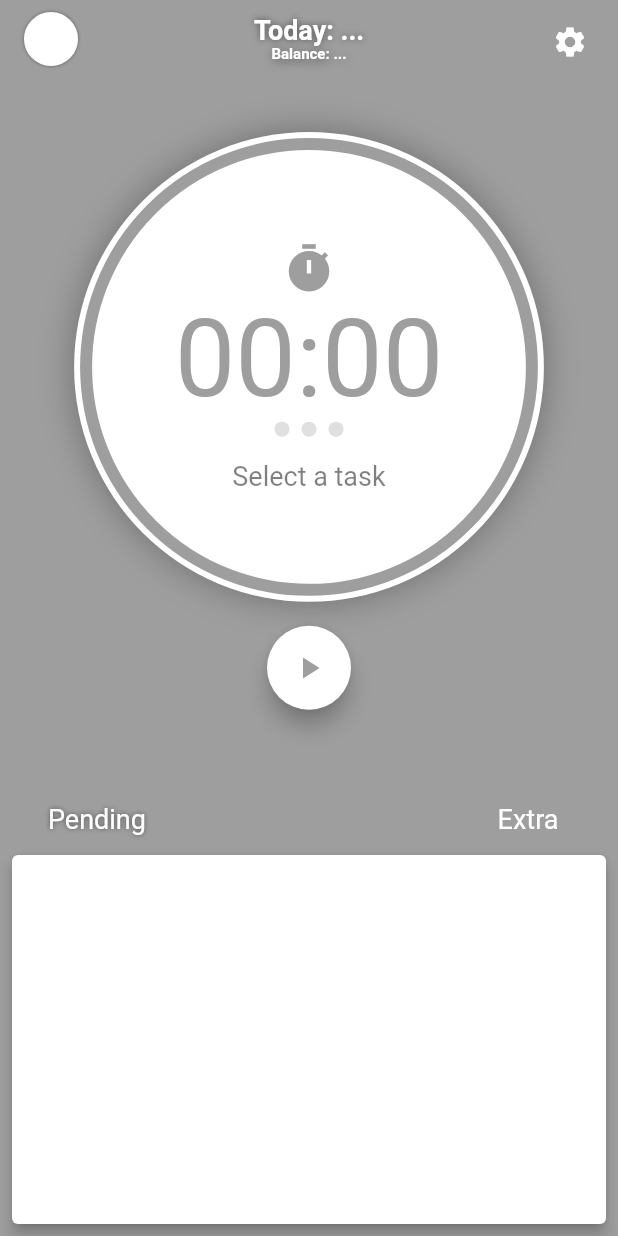
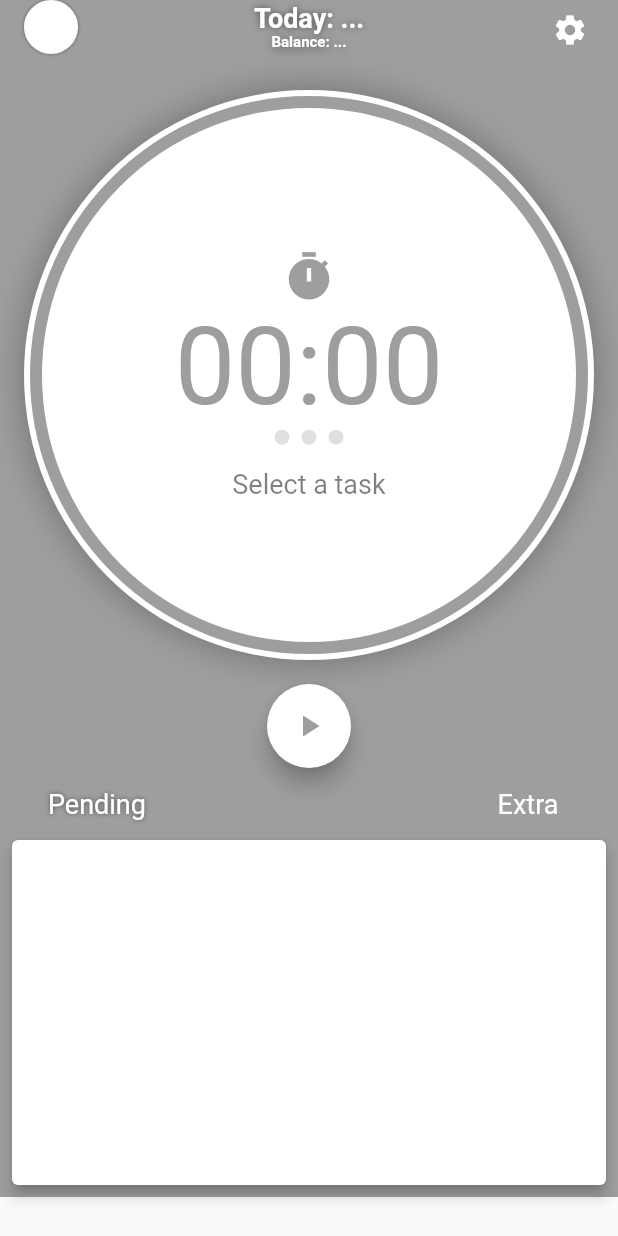
Before and after one commit to sgarbirodrigo/Time-Tracking-Integration, a Flutter app: the screen it shows after launch, on a phone screen of 412 x 824 dp. Run offline on Flutter 3.47's test engine with Material 2 defaults, Android fonts, the phone set to English and light mode, and no system bars; drawn by our look-alikes of pull_to_refresh; our stand-ins replace flutter_datetime_picker, flutter_local_notifications, flutter_slidable, flutter_spinkit, flutter_svg, modal_bottom_sheet and 6 more; missing offline and left inert: flutter_ringtone_player; accounts and stored records are empty; network calls fail; statements that could not run were skipped.

Commit message:
fixed some layout issues

```diff
--- a/lib/main.dart
+++ b/lib/main.dart
@@ -284,6 +284,7 @@ class _MainPageState extends State<MainPage> {
   Widget build(BuildContext context) {
     var data = MediaQuery.of(context);
     double heightFinal = data.size.height - 54 - kToolbarHeight;
+    //print("hehght: ${(heightFinal/ 4) * 2}");
     return RefreshConfiguration(
         /*headerTriggerDistance: 6.0,
         // header trigger refresh trigger distance
@@ -336,12 +337,9 @@ class _MainPageState extends State<MainPage> {
                   controller: _refreshController,
                   onRefresh: _onRefresh,
                   //onLoading: _onLoading,
-                  child: Stack(
+                  child: Column(
                     children: <Widget>[
-                      Positioned(
-                        top: 8,
-                        left: 0,
-                        right: 0,
+                      Container(
                         child: MyTopBar(
                           key: linkKey,
                           isAnimating: _isAnimating,
@@ -353,13 +351,10 @@ class _MainPageState extends State<MainPage> {
                           },
                         ),
                       ),
-                      Positioned(
-                        top: !_isAnimating ? 64 : 0,
-                        left: 0,
-                        right: 0,
-                        bottom: _isAnimating ? 0 : null,
-                        child: Container(
+                      Container(
+                        height: (heightFinal / 3) * 2,
                         child: Pomodoro(
+                            heightSize: (heightFinal / 3) * 2,
                             dailyMinimum: _dailyMinimum,
                             numberPomodore: _numberPomodore,
                             elapsedToday: _timeElapsedToday,
@@ -376,8 +371,7 @@ class _MainPageState extends State<MainPage> {
                                   ),
                                   behavior: SnackBarBehavior.floating,
                                   shape: RoundedRectangleBorder(
-                                        borderRadius:
-                                            BorderRadius.circular(8.0)),
+                                      borderRadius: BorderRadius.circular(8.0)),
                                   content: Text(
                                     message,
                                     style: TextStyle(color: Colors.black87),
@@ -406,8 +400,8 @@ class _MainPageState extends State<MainPage> {
                               print("duration $duration");
                               String parentName = "";
                               try {
-                                  parentName = _selectedIssue
-                                      .fields.parent.fields.summary;
+                                parentName =
+                                    _selectedIssue.fields.parent.fields.summary;
                               } catch (e) {
                                 parentName = null;
                               }
@@ -436,8 +430,7 @@ class _MainPageState extends State<MainPage> {
                               TimerData timerData =
                                   await sqlDatabase.getTimerData();
                               bool ring = true;
-                                Future.delayed(
-                                    const Duration(milliseconds: 500),
+                              Future.delayed(const Duration(milliseconds: 500),
                                   () async {
                                 while (ring) {
                                   await FlutterRingtonePlayer.play(
@@ -458,13 +451,11 @@ class _MainPageState extends State<MainPage> {
                                     "${timerData.taskId}: ${timerData.taskName}";
                                 sprint = timerData.taskParentId;
                               }
-                                Duration totalElapsed =
-                                    Duration(milliseconds: 0);
+                              Duration totalElapsed = Duration(milliseconds: 0);
                               await timerData.timersQueue
                                   .forEach((TimerSQL timer) async {
                                 totalElapsed = Duration(
-                                      milliseconds:
-                                          totalElapsed.inMilliseconds +
+                                    milliseconds: totalElapsed.inMilliseconds +
                                         timer.elapsedMilliseconds);
                               });
                               var result = await _showDialog(context,
@@ -474,9 +465,8 @@ class _MainPageState extends State<MainPage> {
                               });
 
                               if (result == "save") {
-                                  ScaffoldFeatureController snackbar = Scaffold
-                                          .of(context)
-                                      .showSnackBar(SnackBar(
+                                ScaffoldFeatureController snackbar =
+                                    Scaffold.of(context).showSnackBar(SnackBar(
                                         elevation: 4,
                                         backgroundColor: Colors.white,
                                         //action: CircularProgressIndicator(),
@@ -540,16 +530,7 @@ class _MainPageState extends State<MainPage> {
                               setState(() {});
                             }),
                       ),
-                      ),
-                      Positioned(
-                        bottom: 0,
-                        left: 0,
-                        right: 0,
-                        child: ConstrainedBox(
-                          constraints: BoxConstraints(
-                            minHeight: 64.0,
-                            maxHeight: heightFinal - data.size.width,
-                          ),
+                      Expanded(child: Container(
                         child: Column(
                           mainAxisSize: MainAxisSize.min,
                           children: <Widget>[
@@ -568,15 +549,10 @@ class _MainPageState extends State<MainPage> {
                                           shadows: _isPendingView
                                               ? <Shadow>[
                                             Shadow(
-                                                            offset:
-                                                                Offset(0, 0),
+                                              offset: Offset(0, 0),
                                               blurRadius: 4,
-                                                            color:
-                                                                Color.fromARGB(
-                                                                    127,
-                                                                    0,
-                                                                    0,
-                                                                    0),
+                                              color: Color.fromARGB(
+                                                  127, 0, 0, 0),
                                             )
                                           ]
                                               : null,
@@ -588,9 +564,8 @@ class _MainPageState extends State<MainPage> {
                                       setState(() {
                                         _isPendingView = true;
                                         if (this._jiraIssues != null) {
-                                                  this._selectedIssue = this
-                                                      ._jiraIssues
-                                                      .issues[0];
+                                          this._selectedIssue =
+                                          this._jiraIssues.issues[0];
                                         }
                                         countTime = true;
                                       });
@@ -611,15 +586,10 @@ class _MainPageState extends State<MainPage> {
                                           shadows: !_isPendingView
                                               ? <Shadow>[
                                             Shadow(
-                                                            offset:
-                                                                Offset(0, 0),
+                                              offset: Offset(0, 0),
                                               blurRadius: 4,
-                                                            color:
-                                                                Color.fromARGB(
-                                                                    127,
-                                                                    0,
-                                                                    0,
-                                                                    0),
+                                              color: Color.fromARGB(
+                                                  127, 0, 0, 0),
                                             )
                                           ]
                                               : null,
@@ -642,9 +612,7 @@ class _MainPageState extends State<MainPage> {
                               ],
                             ),
                             AnimatedContainer(
-                                height: !_isAnimating
-                                    ? heightFinal - data.size.width - 48
-                                    : 0,
+                              height: !_isAnimating ? heightFinal / 3 : 0,
                               child: Card(
                                   clipBehavior: Clip.antiAlias,
                                   margin: EdgeInsets.only(
@@ -660,8 +628,7 @@ class _MainPageState extends State<MainPage> {
                             ),
                           ],
                         ),
-                        ),
-                      ),
+                      ),)
                     ],
                   )
                   /*: Container(child: SpinKitPouringHourglass(color: Colors.white,size: 128,),)*/,
--- a/lib/pomodoro/pomodoro.dart
+++ b/lib/pomodoro/pomodoro.dart
@@ -23,6 +23,7 @@ class Pomodoro extends StatefulWidget {
   Duration elapsedToday;
   Duration dailyMinimum;
   int numberPomodore;
+  double heightSize;
 
   Pomodoro(
       {this.selectedIssue,
@@ -39,7 +40,7 @@ class Pomodoro extends StatefulWidget {
       this.onPause,
       this.onPlay,
       this.isAnimating,
-      this.onTimeTick}) {
+      this.onTimeTick,  this.heightSize}) {
     if (this.selectedIssue != null) {
       if (this.selectedIssue.fields != null) {
         if (this.selectedIssue.fields.summary.isEmpty) {
@@ -66,7 +67,9 @@ class _PomodoroState extends State<Pomodoro> with TickerProviderStateMixin {
     try {
       Duration duration = animationController.duration *
           (animationController.value == 0 ? 1 : animationController.value);
-      widget.onTimeTick(Duration(milliseconds: animationController.duration.inMilliseconds - duration.inMilliseconds));
+      widget.onTimeTick(Duration(
+          milliseconds: animationController.duration.inMilliseconds -
+              duration.inMilliseconds));
       return '${duration.inMinutes.toString().padLeft(2, '0')}:${(duration.inSeconds % 60).toString().padLeft(2, '0')}';
     } catch (e) {
       print("error: ${e}");
@@ -246,7 +249,9 @@ class _PomodoroState extends State<Pomodoro> with TickerProviderStateMixin {
               : animationController.value;
           Duration duration_new = this.animationController.duration * value;
           alarm.scheduleNotification(
-              "Timer Finished!", "You've been focused for ${duration_new.inMinutes.toString()} minutes into ${widget.selectedIssue.fields.summary.length>25?widget.selectedIssue.fields.summary.substring(0,24):widget.selectedIssue.fields.summary}. Save your progress for later analysis.", duration_new);
+              "Timer Finished!",
+              "You've been focused for ${duration_new.inMinutes.toString()} minutes into ${widget.selectedIssue.fields.summary.length > 25 ? widget.selectedIssue.fields.summary.substring(0, 24) : widget.selectedIssue.fields.summary}. Save your progress for later analysis.",
+              duration_new);
           animationController.reverse(from: value);
           widget.onPlay(duration_new);
         }
@@ -280,15 +285,14 @@ class _PomodoroState extends State<Pomodoro> with TickerProviderStateMixin {
         Container(
           height: 24,
         ),
-        Align(
-          alignment: FractionalOffset.center,
-          child: Container(
-            width: validWidth,
+        Container(
+        //width: validWidth,
+          //width: MediaQuery.of(context).size.width*0.7,
+          width: widget.heightSize-96,
           decoration: BoxDecoration(
               shape: BoxShape.circle,
               boxShadow: [
-                  BoxShadow(
-                      color: Colors.black.withOpacity(0.3), blurRadius: 20)
+                BoxShadow(color: Colors.black.withOpacity(0.3), blurRadius: 20)
               ],
               color: Colors.white),
           child: Column(
@@ -373,8 +377,7 @@ class _PomodoroState extends State<Pomodoro> with TickerProviderStateMixin {
                                                                 16))),
                                                 child: ClipRRect(
                                                   borderRadius:
-                                                        BorderRadius.circular(
-                                                            16),
+                                                      BorderRadius.circular(16),
                                                   child: CupertinoTimerPicker(
                                                     mode:
                                                         CupertinoTimerPickerMode
@@ -392,20 +395,19 @@ class _PomodoroState extends State<Pomodoro> with TickerProviderStateMixin {
                                                   MainAxisAlignment.center,
                                               children: <Widget>[
                                                 RaisedButton(
-                                                    padding:
-                                                        EdgeInsets.symmetric(
+                                                  padding: EdgeInsets.symmetric(
                                                       horizontal: 16),
                                                   child: Text(
                                                     "50 min",
                                                     style: TextStyle(
-                                                          color: widget
-                                                              .activeColor,
+                                                        color:
+                                                            widget.activeColor,
                                                         fontSize: 16),
                                                   ),
                                                   color: Colors.white,
                                                   onPressed: () {
-                                                      setNewTimer(Duration(
-                                                          minutes: 50));
+                                                    setNewTimer(
+                                                        Duration(minutes: 50));
                                                     Navigator.pop(context);
                                                   },
                                                 ),
@@ -416,14 +418,14 @@ class _PomodoroState extends State<Pomodoro> with TickerProviderStateMixin {
                                                   child: Text(
                                                     "25 min",
                                                     style: TextStyle(
-                                                          color: widget
-                                                              .activeColor,
+                                                        color:
+                                                            widget.activeColor,
                                                         fontSize: 16),
                                                   ),
                                                   color: Colors.white,
                                                   onPressed: () {
-                                                      setNewTimer(Duration(
-                                                          minutes: 25));
+                                                    setNewTimer(
+                                                        Duration(minutes: 25));
                                                     Navigator.pop(context);
                                                   },
                                                 ),
@@ -434,8 +436,8 @@ class _PomodoroState extends State<Pomodoro> with TickerProviderStateMixin {
                                                   child: Text(
                                                     "5 min",
                                                     style: TextStyle(
-                                                          color: widget
-                                                              .activeColor,
+                                                        color:
+                                                            widget.activeColor,
                                                         fontSize: 16),
                                                   ),
                                                   color: Colors.white,
@@ -470,7 +472,7 @@ class _PomodoroState extends State<Pomodoro> with TickerProviderStateMixin {
                             height: 16,
                           ),
                           Container(
-                              width: validWidth*0.8,
+                            width: validWidth * 0.8,
                             child: Text(
                               widget.selectedIssue != null
                                   ? widget.selectedIssue.fields.summary
@@ -491,7 +493,6 @@ class _PomodoroState extends State<Pomodoro> with TickerProviderStateMixin {
                 ),
               ),
             ],
-            ),
           ),
         ),
         Container(
@@ -595,9 +596,6 @@ class _PomodoroState extends State<Pomodoro> with TickerProviderStateMixin {
             ],
           ),
         ),
-        Container(
-          height: 24,
-        )
       ],
     );
   }
--- a/lib/tools/settings.dart
+++ b/lib/tools/settings.dart
@@ -179,7 +179,7 @@ class _ModalWithNavigatorState extends State<ModalWithNavigator> {
                                   setStateIn(() {});
                                 },
                               ),
-                              SettingsTile(
+                              /*SettingsTile(
                                 title: 'Project',
                                 leading: Icon(Icons.work),
                                 subtitle: !Tools.isStringValid(jiraSelectedProject_name)
@@ -201,7 +201,7 @@ class _ModalWithNavigatorState extends State<ModalWithNavigator> {
                                   );
                                   setStateIn(() {});
                                 },
-                              ),
+                              ),*/
                             ],
                           ),
                           togglValid
@@ -210,7 +210,7 @@ class _ModalWithNavigatorState extends State<ModalWithNavigator> {
                                   tiles: [
                                     SettingsTile(
                                       title: 'Token',
-                                      subtitle: jiraToken != null
+                                      subtitle: togglToken != null
                                           ? "*************"
                                           : "Inser your token",
                                       leading: Icon(Icons.security),
@@ -252,7 +252,7 @@ class _ModalWithNavigatorState extends State<ModalWithNavigator> {
                                         setStateIn(() {});
                                       },
                                     ),
-                                    SettingsTile(
+                                    /*SettingsTile(
                                       title: 'Project',
                                       leading: Icon(Icons.folder_open),
                                       subtitle: togglToken.isEmpty
@@ -274,7 +274,7 @@ class _ModalWithNavigatorState extends State<ModalWithNavigator> {
                                         );
                                         setStateIn(() {});
                                       },
-                                    ),
+                                    ),*/
                                   ],
                                 )
                               : SettingsSection(
```
Also changed, not shown: 2 other files. Lines whose indentation alone changed are shown as unchanged.
